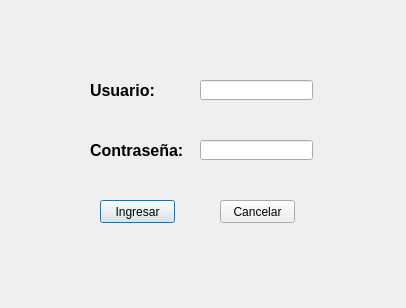
Above: desktop_app/ui/login.ui from jjosuech/gym_system before the change. Below: the same form after it.
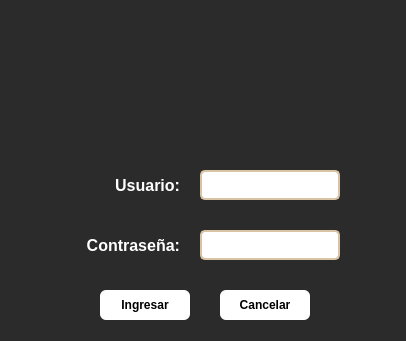
That is the form after the change. Icons and pictures are not drawn.

Patch:
```diff
--- a/desktop_app/ui/login.ui
+++ b/desktop_app/ui/login.ui
@@ -7,21 +7,72 @@
     <x>0</x>
     <y>0</y>
     <width>406</width>
-    <height>308</height>
+    <height>341</height>
    </rect>
   </property>
+
   <property name="windowTitle">
    <string>Login</string>
   </property>
+
+  <!-- ICONO DE LA VENTANA -->
+  <property name="windowIcon">
+   <iconset>
+    <normaloff>assets/newLogo.png</normaloff>
+   </iconset>
+  </property>
+
+  <!-- COLOR DE FONDO -->
+  <property name="styleSheet">
+   <string notr="true">
+
+QDialog{
+    background-color: #2b2b2b;
+}
+
+/* BOTONES */
+QPushButton{
+    background-color: white;
+    color: black;
+    font-weight: bold;
+    border-radius: 6px;
+    height: 28px;
+}
+
+QPushButton:hover{
+    background-color: #f5e7d3;
+}
+
+/* INPUTS */
+QLineEdit{
+    background-color: white;
+    color: black;
+    border: 2px solid #d8c3a5;
+    border-radius: 5px;
+    padding-left: 5px;
+    font-size: 11pt;
+}
+
+/* LABELS */
+QLabel{
+    color: white;
+    font-weight: bold;
+}
+
+   </string>
+  </property>
+
+  <!-- BOTON INGRESAR -->
   <widget class="QPushButton" name="btnIngresar">
    <property name="geometry">
     <rect>
      <x>100</x>
-     <y>200</y>
-     <width>75</width>
-     <height>23</height>
+     <y>290</y>
+     <width>90</width>
+     <height>30</height>
     </rect>
    </property>
+
    <property name="text">
     <string>Ingresar</string>
    </property>
@@ -30,31 +81,46 @@
    <property name="geometry">
     <rect>
      <x>200</x>
-     <y>80</y>
-     <width>113</width>
-     <height>20</height>
+     <y>170</y>
+     <width>140</width>
+     <height>30</height>
     </rect>
    </property>
+
+   <!-- SOLO NUMEROS -->
+   <property name="inputMask">
+    <string>9999999999</string>
+   </property>
   </widget>
   <widget class="QLineEdit" name="lblPassword">
    <property name="geometry">
     <rect>
      <x>200</x>
-     <y>140</y>
-     <width>113</width>
-     <height>20</height>
+     <y>230</y>
+     <width>140</width>
+     <height>30</height>
     </rect>
    </property>
+
+   <!-- SOLO NUMEROS -->
+   <property name="inputMask">
+    <string>9999999999</string>
+   </property>
   </widget>
   <widget class="QLabel" name="label">
    <property name="geometry">
     <rect>
-     <x>90</x>
-     <y>80</y>
-     <width>71</width>
-     <height>21</height>
+     <x>70</x>
+     <y>170</y>
+     <width>110</width>
+     <height>30</height>
     </rect>
    </property>
+
+   <property name="alignment">
+    <set>Qt::AlignRight|Qt::AlignVCenter</set>
+   </property>
+
    <property name="font">
     <font>
      <pointsize>12</pointsize>
@@ -65,22 +131,21 @@
    <property name="text">
     <string>Usuario:</string>
    </property>
-   <property name="textFormat">
-    <enum>Qt::AutoText</enum>
-   </property>
-   <property name="scaledContents">
-    <bool>false</bool>
-   </property>
   </widget>
   <widget class="QLabel" name="label_2">
    <property name="geometry">
     <rect>
-     <x>90</x>
-     <y>140</y>
-     <width>101</width>
-     <height>21</height>
+     <x>40</x>
+     <y>230</y>
+     <width>140</width>
+     <height>30</height>
     </rect>
    </property>
+
+   <property name="alignment">
+    <set>Qt::AlignRight|Qt::AlignVCenter</set>
+   </property>
+
    <property name="font">
     <font>
      <pointsize>12</pointsize>
@@ -91,26 +156,53 @@
    <property name="text">
     <string>Contraseña:</string>
    </property>
-   <property name="textFormat">
-    <enum>Qt::AutoText</enum>
-   </property>
-   <property name="scaledContents">
-    <bool>false</bool>
-   </property>
   </widget>
   <widget class="QPushButton" name="btnCancelar">
    <property name="geometry">
     <rect>
      <x>220</x>
-     <y>200</y>
-     <width>75</width>
-     <height>23</height>
+     <y>290</y>
+     <width>90</width>
+     <height>30</height>
     </rect>
    </property>
+
    <property name="text">
     <string>Cancelar</string>
    </property>
   </widget>
+
+  <!-- LOGO -->
+  <widget class="QLabel" name="label_3">
+   <property name="geometry">
+    <rect>
+     <x>120</x>
+     <y>10</y>
+     <width>161</width>
+     <height>131</height>
+    </rect>
+   </property>
+
+   <property name="minimumSize">
+    <size>
+     <width>120</width>
+     <height>120</height>
+    </size>
+   </property>
+
+   <property name="text">
+    <string/>
+   </property>
+
+   <property name="pixmap">
+    <pixmap>assets/newLogo.png</pixmap>
+   </property>
+
+   <property name="scaledContents">
+    <bool>true</bool>
+   </property>
+  </widget>
+
  </widget>
  <resources/>
  <connections/>
```
Left out of the diff: 16 changed lines with no effect on the pictures.
